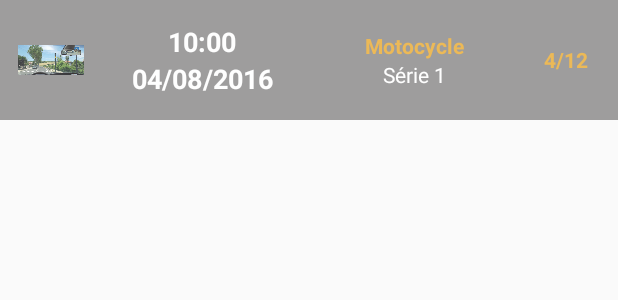
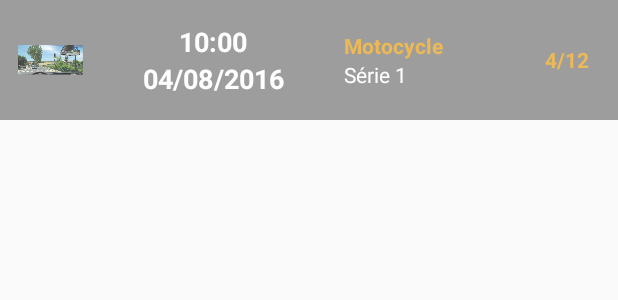
Before and after one commit to DeveloperXY/FreeTestCode, an Android app: the layout history_item_layout.xml on its own in the app's theme, with its tools: preview values and no code run, on a phone screen of 412 x 824 dp. Shown: the top 300 px of the screen. Run offline under Robolectric (Android 15) with nearby library versions, the phone set to English and light mode, and no system bars; plain views replace CustomTextView.

Commit message:
Setup a multiple shared elemnts' transition between the HistoryActivity & the ResultsActivity.

```diff
--- a/app/src/main/res/layout/action_bar_wt.xml
+++ b/app/src/main/res/layout/action_bar_wt.xml
@@ -32,6 +32,7 @@
             android:layout_weight="20"/>
 
         <ImageView
+            android:transitionName="catImgAnim"
             android:id="@+id/Image"
             android:layout_width="0dp"
             android:layout_height="match_parent"
@@ -46,6 +47,7 @@
             android:layout_weight="47">
 
             <com.octagen.customviews.CustomTextView
+                android:transitionName="serieAnim"
                 android:id="@+id/Libelle"
                 android:layout_width="match_parent"
                 android:layout_height="match_parent"
--- a/app/src/main/res/layout/history_item_layout.xml
+++ b/app/src/main/res/layout/history_item_layout.xml
@@ -20,13 +20,14 @@
             android:layout_width="match_parent"
             android:layout_height="match_parent"
             android:src="@drawable/ic_route_img"
+            android:transitionName="catImgAnim"
             />
     </RelativeLayout>
 
     <LinearLayout
         android:layout_width="0dp"
         android:layout_height="match_parent"
-        android:layout_weight="35"
+        android:layout_weight="40"
         android:orientation="vertical">
 
         <com.octagen.customviews.CustomTextView
@@ -60,7 +61,8 @@
     <LinearLayout
         android:layout_width="0dp"
         android:layout_height="match_parent"
-        android:layout_weight="35"
+        android:layout_marginLeft="8dp"
+        android:layout_weight="30"
         android:orientation="vertical">
 
         <com.octagen.customviews.CustomTextView
@@ -68,7 +70,7 @@
             android:layout_width="match_parent"
             android:layout_height="0dp"
             android:layout_weight="50"
-            android:gravity="bottom|center_horizontal"
+            android:gravity="bottom|left"
             android:textColor="@color/yellow"
             android:textStyle="bold"
             costum:Font="cent.TTF"
@@ -80,8 +82,9 @@
             android:layout_width="match_parent"
             android:layout_height="0dp"
             android:layout_weight="50"
-            android:gravity="top|center_horizontal"
+            android:gravity="top|left"
             android:textColor="#ffffff"
+            android:transitionName="serieAnim"
             costum:Font="cent.TTF"
             costum:Size="18"
             tools:text="Série 1"/>
@@ -95,6 +98,7 @@
         android:gravity="center"
         android:textColor="@color/yellow"
         android:textStyle="bold"
+        android:transitionName="ratioAnim"
         costum:Font="cent.TTF"
         costum:Size="18"
         tools:text="4/12"/>
```
Also changed, not shown: app/src/main/java/com/octagen/freetestcode/adapters/HistoryAdapter.java (+7 -2 lines), app/src/main/java/com/octagen/freetestcode/ui/HistoryActivity.java (+7 -2 lines), app/src/main/res/layout/activity_results.xml (+13 -12 lines).
